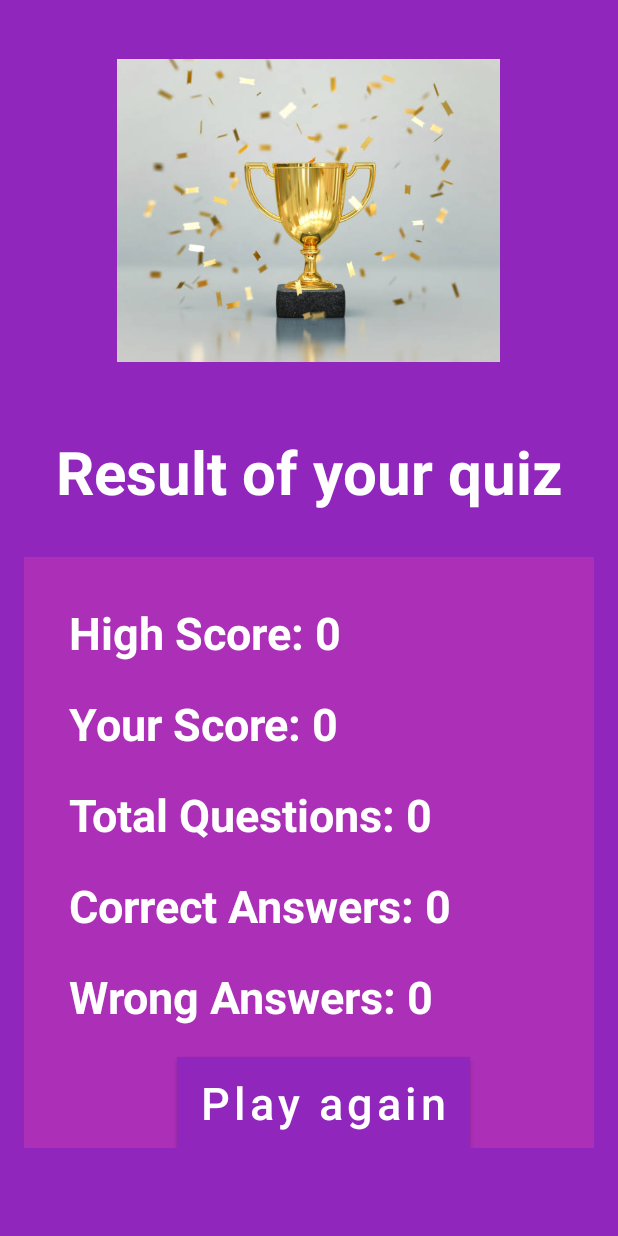
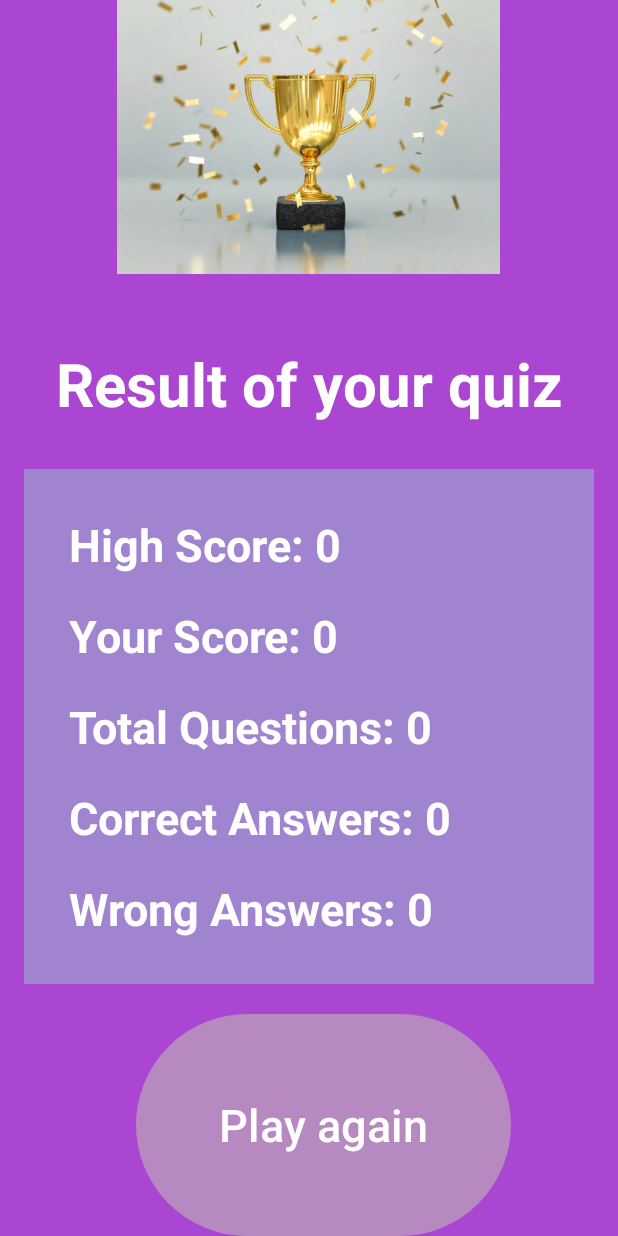
Before and after one commit to DanielAshorov/QuizApp-Android, an Android app: the ResultActivity screen opened directly, with no data from a screen before it, on a phone screen of 412 x 824 dp. Run offline under Robolectric (Android 15) with nearby library versions, the phone set to English and light mode, and no system bars; Roboto replaces fonts that are not available here.

Commit message:
changed Design

```diff
--- a/app/src/main/res/layout/activity_category.xml
+++ b/app/src/main/res/layout/activity_category.xml
@@ -25,7 +25,7 @@
                 android:ems="10"
                 android:gravity="center_horizontal"
                 android:inputType="textPersonName"
-                android:text="@string/editTextTextPersonName"
+                android:text="@string/Category"
                 android:textAlignment="center"
                 android:textColor="#ffff"
                 android:textSize="22sp"
--- a/app/src/main/res/layout/activity_create_account.xml
+++ b/app/src/main/res/layout/activity_create_account.xml
@@ -3,7 +3,7 @@
     xmlns:tools="http://schemas.android.com/tools"
     android:layout_width="match_parent"
     android:layout_height="match_parent"
-    android:background="#9126bd"
+    android:background="#AB46D2"
     android:gravity="center"
     android:orientation="vertical"
     android:padding="16dp"
--- a/app/src/main/res/layout/activity_login.xml
+++ b/app/src/main/res/layout/activity_login.xml
@@ -3,7 +3,7 @@
     xmlns:tools="http://schemas.android.com/tools"
     android:layout_width="match_parent"
     android:layout_height="match_parent"
-    android:background="#9126bd"
+    android:background="#AB46D2"
     android:gravity="center"
     android:orientation="vertical"
     android:padding="16dp"
--- a/app/src/main/res/layout/activity_new_high_score.xml
+++ b/app/src/main/res/layout/activity_new_high_score.xml
@@ -28,10 +28,13 @@
         android:gravity="center"
         android:layout_centerHorizontal="true"/>
 
-    <Button
+    <androidx.appcompat.widget.AppCompatButton
+
         android:id="@+id/playAgain"
         android:layout_width="match_parent"
         android:layout_height="wrap_content"
+        android:background="@drawable/round"
+        android:layout_margin="50dp"
         android:backgroundTint="#F7F7F7"
         android:text="@string/bt_result_main_menu"
         android:textColor="#C84B31"
--- a/app/src/main/res/layout/activity_result.xml
+++ b/app/src/main/res/layout/activity_result.xml
@@ -6,7 +6,7 @@
     android:layout_width="match_parent"
     android:layout_height="match_parent"
     android:orientation="vertical"
-    android:background="#9126bd"
+    android:background="#AB46D2"
     android:gravity="center"
     tools:context=".Activities.ResultActivity">
 
@@ -34,7 +34,7 @@
     <LinearLayout
         android:layout_width="380dp"
         android:layout_height="wrap_content"
-        android:background="#ab2fb7"
+        android:background="#A084CF"
         android:orientation="vertical"
         android:paddingStart="30dp"
         android:paddingEnd="30dp">
@@ -97,22 +97,25 @@
             android:textAlignment="textStart"
             android:textColor="@color/white"
             android:textSize="30sp"
+            android:layout_marginBottom="30dp"
             android:textStyle="bold" />
 
-        <Button
+
+
+    </LinearLayout>
+    <androidx.appcompat.widget.AppCompatButton
         android:id="@+id/bt_result_main_menu"
-            android:layout_width="wrap_content"
+        android:layout_width="250dp"
         android:layout_height="wrap_content"
         android:layout_gravity="center"
         android:layout_marginStart="10dp"
         android:layout_marginLeft="30dp"
         android:layout_marginTop="20sp"
+        android:textColor="#FFFFFF"
+        android:backgroundTint="#B689C0"
+        android:background="@drawable/round"
         android:layout_weight="1"
-            android:background="#1A4A46"
         android:text="@string/bt_result_main_menu"
         android:textAllCaps="false"
-            android:textColor="@color/white"
         android:textSize="30sp" />
-
 </LinearLayout>
-</LinearLayout>
--- a/app/src/main/res/layout/correct_dialog.xml
+++ b/app/src/main/res/layout/correct_dialog.xml
@@ -4,6 +4,7 @@
     android:layout_width="300dp"
     android:layout_gravity="center"
     android:background="#D4F6CC"
+
     android:layout_height="275dp">
 
 
--- a/app/src/main/res/values/strings.xml
+++ b/app/src/main/res/values/strings.xml
@@ -28,7 +28,7 @@
     <string name="score_text2">Current Score: </string>
     <string name="Return_home_button_text">Return Home</string>
     <string name="button_return_home">Return Home</string>
-    <string name="editTextTextPersonName">Choose Category: </string>
+    <string name="Category">Choose Category: </string>
     <string name="bt_Sport">Sport</string>
     <string name="bt_Music">Music </string>
     <string name="bt_Movies">Movies</string>
```
Also changed, not shown: app/src/main/res/layout/activity_opening.xml (+9 -6 lines), 1 other file. Lines whose indentation alone changed are shown as unchanged.
